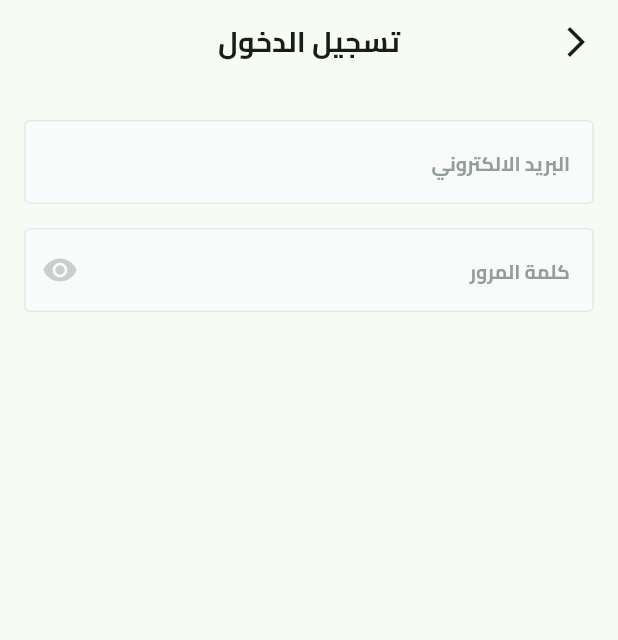
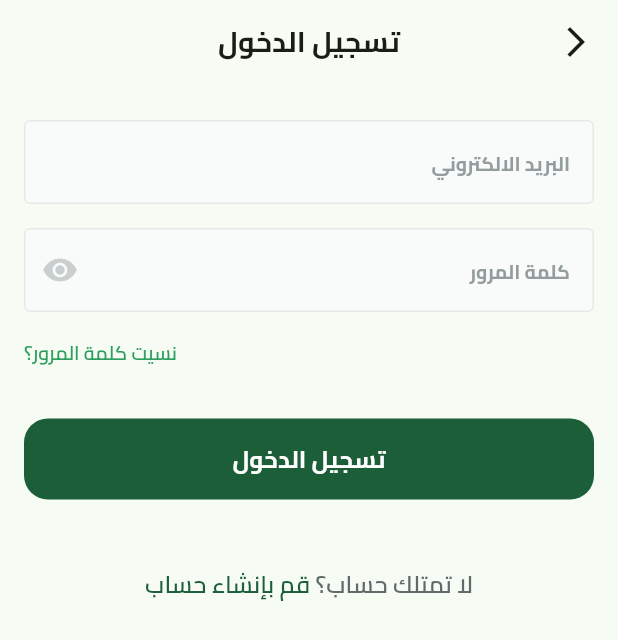
Before and after one commit to MeDoRa0/fruit_hub, a Flutter app: the screen it shows after launch, after a tap on "تخطي", on a phone screen of 412 x 824 dp. Shown: the top 640 px of the screen. Run offline on Flutter 3.47's test engine with Material 3 defaults, Android fonts, the phone set to English and light mode, and no system bars; our stand-ins replace dots_indicator, flutter_svg, shared_preferences.

Commit message:
Add light primary color and new text style; update login view with additional UI elements

```diff
--- a/lib/core/utils/app_colors.dart
+++ b/lib/core/utils/app_colors.dart
@@ -2,6 +2,7 @@ import 'package:flutter/material.dart';
 
 class AppColors {
   static const Color primaryColor = Color(0xFF1B5E37);
+  static const Color lightPrimaryColor = Color(0xFF2D9F5D);
   static const Color secondaryColor = Color(0xFFF4A91F);
 
 }
--- a/lib/core/utils/text_styles.dart
+++ b/lib/core/utils/text_styles.dart
@@ -104,6 +104,13 @@ abstract class AppTextStyle {
     height: 1.4,
     letterSpacing: 0,
   );
+  static TextStyle font16SemiBold = const TextStyle(
+    fontFamily: fontFamily,
+    fontSize: 16,
+    fontWeight: FontWeight.w600,
+    height: 1.4,
+    letterSpacing: 0,
+  );
 
 
   static TextStyle bodyBaseRegular = const TextStyle(
--- a/lib/features/authentication/presentation/views/widget/login_view_body.dart
+++ b/lib/features/authentication/presentation/views/widget/login_view_body.dart
@@ -1,5 +1,8 @@
 import 'package:flutter/material.dart';
 import 'package:fruit_hub/constant.dart';
+import 'package:fruit_hub/core/utils/app_colors.dart';
+import 'package:fruit_hub/core/utils/text_styles.dart';
+import 'package:fruit_hub/core/widgets/custom_button.dart';
 import 'package:fruit_hub/core/widgets/custom_text_form_field.dart';
 
 class LoginViewBody extends StatelessWidget {
@@ -29,6 +32,59 @@ class LoginViewBody extends StatelessWidget {
               color: Color(0xffC9CECF),
             ),
           ),
+          SizedBox(
+            height: 16,
+          ),
+          Row(
+            mainAxisAlignment: MainAxisAlignment.end,
+            children: [
+              Text(
+                'نسيت كلمة المرور؟',
+                style: AppTextStyle.font13w600.copyWith(
+                  color: AppColors.lightPrimaryColor,
+                ),
+              ),
+            ],
+          ),
+          SizedBox(
+            height: 33,
+          ),
+          CustomButton(
+            text: 'تسجيل الدخول',
+            onPressed: () {},
+          ),
+          SizedBox(
+            height: 45,
+          ),
+          Text.rich(
+            TextSpan(
+              children: [
+                TextSpan(
+                  text: 'لا تمتلك حساب؟',
+                  style: AppTextStyle.font16SemiBold.copyWith(
+                    color: Color(0xFF616A6B),
+                    height: 1.40,
+                  ),
+                ),
+                TextSpan(
+                  text: ' ',
+                  style: AppTextStyle.font16SemiBold.copyWith(
+                    color: Color(0xFF616A6B),
+                    height: 1.40,
+                  ),
+                ),
+                TextSpan(
+                  text: 'قم بإنشاء حساب',
+                  style: AppTextStyle.font16SemiBold.copyWith(
+                    color: AppColors.primaryColor,
+                    height: 1.40,
+                  ),
+                ),
+              ],
+            ),
+            textAlign: TextAlign.center,
+          ),
+          SizedBox(height: 33),
         ],
       ),
     );
```
